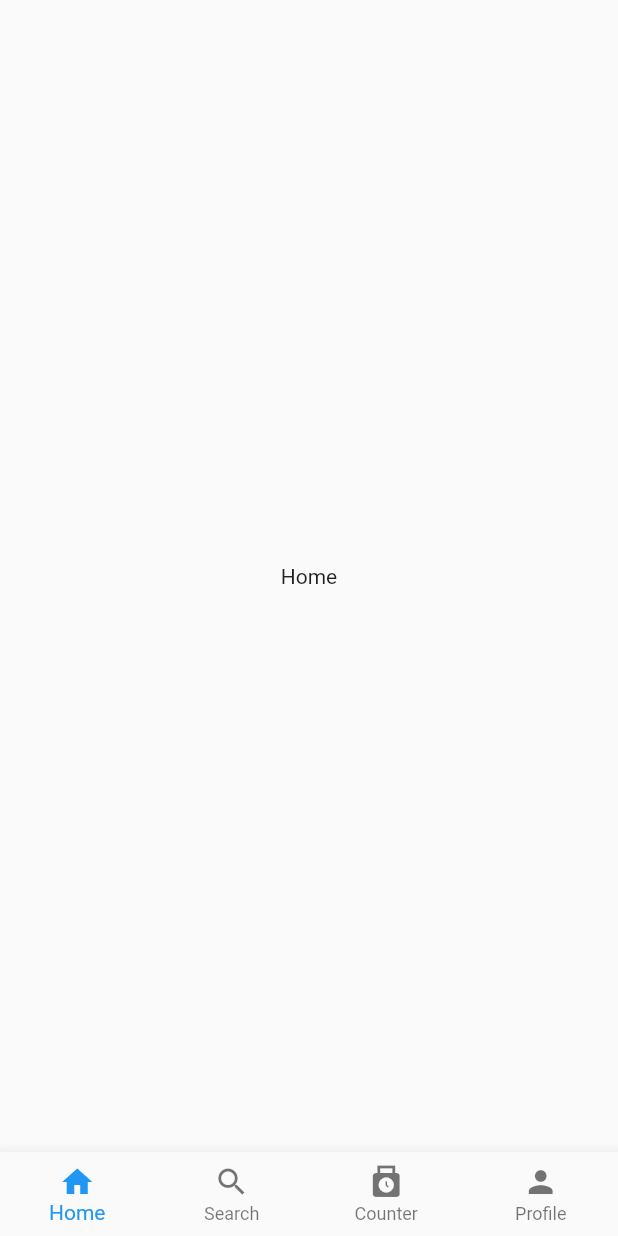
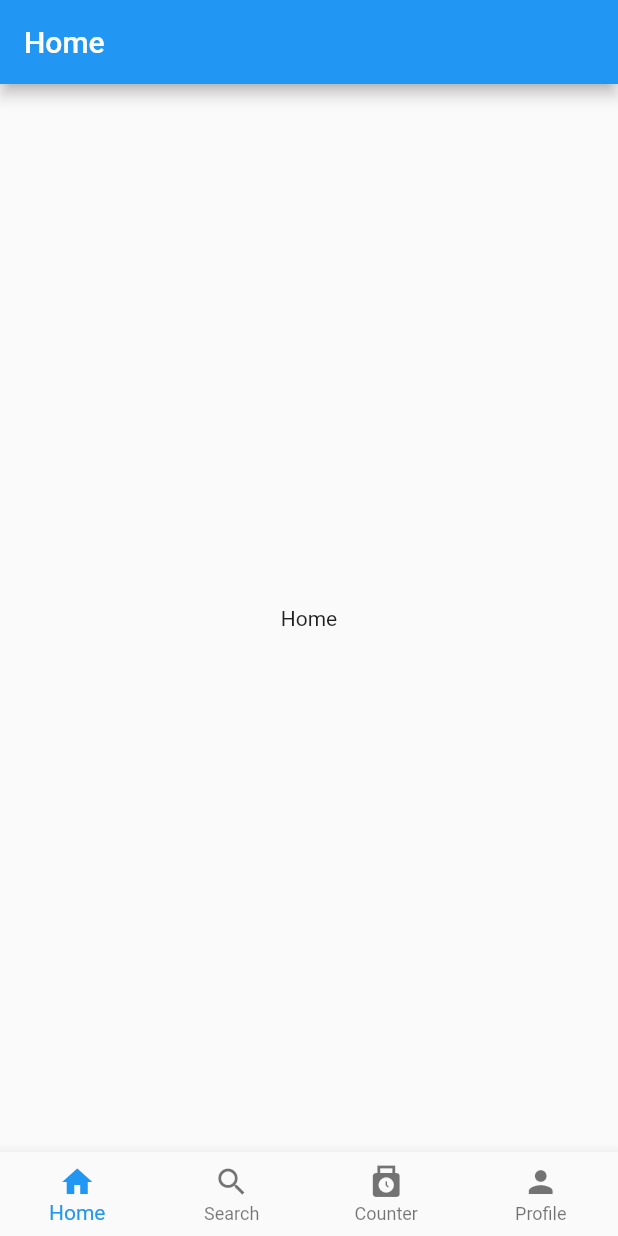
Before and after one commit to FooQoo/flutter_starter, a Flutter app: the screen it shows after launch, on a phone screen of 412 x 824 dp. Run offline on Flutter 3.47's test engine with Material 2 defaults, Android fonts, the phone set to English and light mode, and no system bars.

Commit message:
divide component

```diff
--- a/lib/app.dart
+++ b/lib/app.dart
@@ -1,6 +1,7 @@
 import 'package:flutter/material.dart';
 import 'package:flutter_starter/screen/Counter.dart';
-import 'BottomNavigationBarWidget.dart';
+import 'components/projects/BottomNavigationBarWidget.dart';
+import 'components/projects/Layout.dart';
 import 'types/NavbarItem.dart';
 import 'types/NavbarItemCollection.dart';
 
@@ -10,19 +11,13 @@ class MyApp extends StatelessWidget {
   static const _collection = NavbarItemCollection(
     items: [
       NavbarItem(
-        icon: Icon(Icons.home),
-        label: 'Home',
-        widget: Center(
-          child: Text('Home'),
-        ),
-      ),
+          icon: Icon(Icons.home),
+          label: 'Home',
+          widget: Layout(title: "Home", body: Center(child: Text('Home')))),
       NavbarItem(
-        icon: Icon(Icons.search),
-        label: 'Search',
-        widget: Center(
-          child: Text('Search'),
-        ),
-      ),
+          icon: Icon(Icons.search),
+          label: 'Search',
+          widget: Layout(title: "Search", body: Center(child: Text('Search')))),
       NavbarItem(
           icon: Icon(Icons.punch_clock),
           label: 'Counter',
@@ -30,9 +25,7 @@ class MyApp extends StatelessWidget {
       NavbarItem(
         icon: Icon(Icons.person),
         label: 'Profile',
-        widget: Center(
-          child: Text('Profile'),
-        ),
+        widget: Layout(title: "Profile", body: Center(child: Text('Profile'))),
       ),
     ],
   );
--- a/lib/BottomNavigationBarWidget.dart
+++ b/lib/components/projects/BottomNavigationBarWidget.dart
@@ -1,6 +1,6 @@
 import 'package:flutter/material.dart';
 
-import 'types/NavbarItemCollection.dart';
+import '../../types/NavbarItemCollection.dart';
 
 class BottomNavigationBarWidget extends StatefulWidget {
   const BottomNavigationBarWidget({super.key, required this.collection});
--- /dev/null
+++ b/lib/components/projects/Layout.dart
@@ -0,0 +1,25 @@
+import 'package:flutter/material.dart';
+import 'package:flutter_starter/components/projects/TopBar.dart';
+
+class Layout extends StatelessWidget {
+  final String title;
+  final Widget body;
+  final Widget? floatingActionButton;
+  const Layout(
+      {super.key,
+      required this.title,
+      required this.body,
+      this.floatingActionButton});
+
+  @override
+  Widget build(BuildContext context) {
+    return Scaffold(
+        body: body,
+        floatingActionButton: floatingActionButton,
+        appBar: AppBar(
+          // Here we take the value from the MyHomePage object that was created by
+          // the App.build method, and use it to set our appbar title.
+          title: Text(title),
+        ));
+  }
+}
```
Also changed, not shown: lib/components/projects/TopBar.dart (added, +18 -0 lines), lib/screen/Counter.dart (+3 -6 lines).
